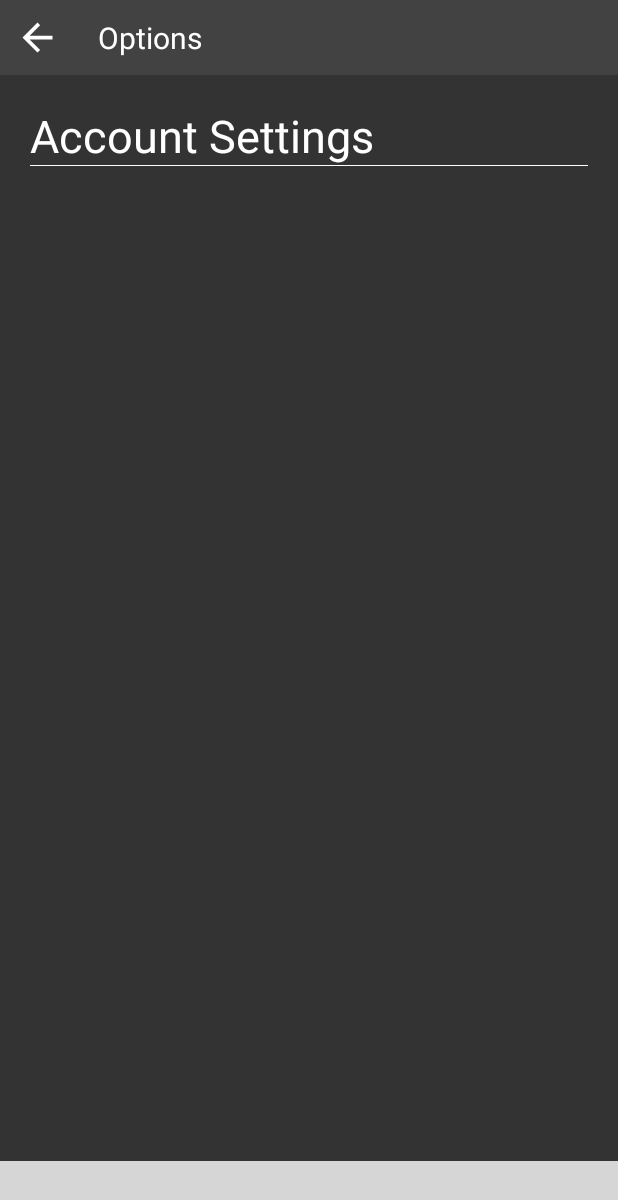
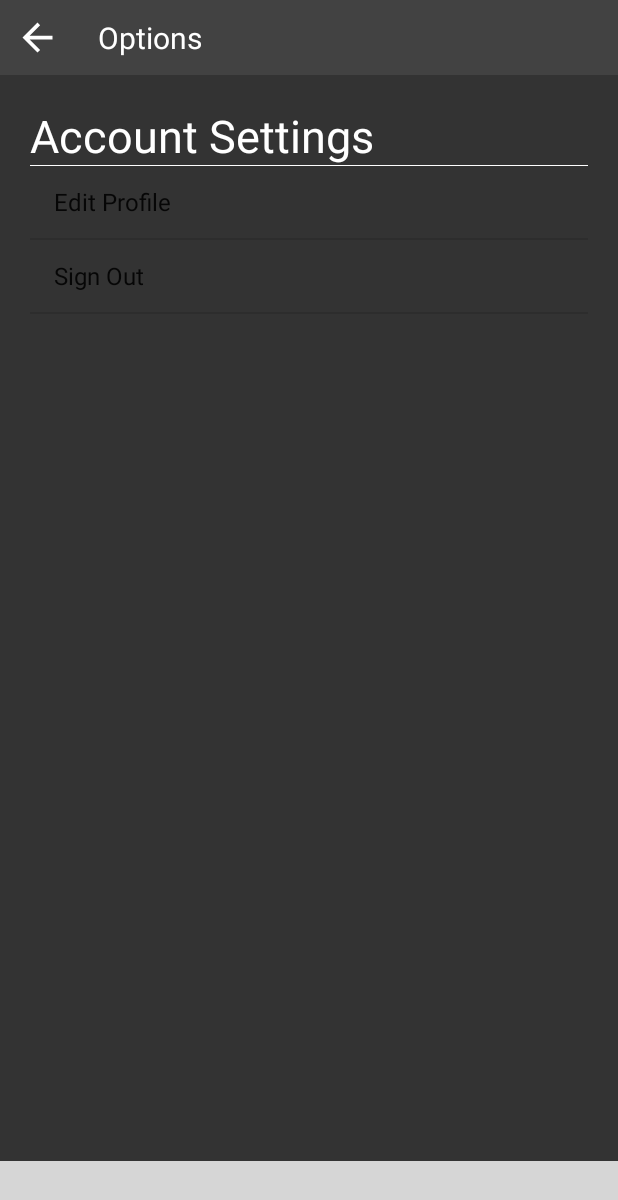
Before and after one commit to kkuzmicki/PUM_PROJEKT, an Android app: the AccountSettingsActivity screen opened directly, with no data from a screen before it, on a phone screen of 412 x 824 dp. Shown: the top 1200 px of the screen. Run offline under Robolectric (Android 15) with nearby library versions, the phone set to English and light mode, and no system bars; libraries missing offline, so code that uses them is left out: com.ittianyu.bottomnavigationviewex; plain views replace BottomNavigationViewEx; grey boxes are pictures that could not be loaded.

Commit message:
Zmiany przeprowadzone dnia 01:49 15.09.2020

```diff
--- a/app/src/main/java/com/example/aplikacja_pum/Profil/AccountSettingsActivity.java
+++ b/app/src/main/java/com/example/aplikacja_pum/Profil/AccountSettingsActivity.java
@@ -1,21 +1,56 @@
 package com.example.aplikacja_pum.Profil;
 
+import android.content.Context;
+import android.media.Image;
 import android.os.Bundle;
 import android.util.Log;
+import android.view.View;
+import android.widget.ArrayAdapter;
+import android.widget.ImageView;
+import android.widget.ListView;
 
 import androidx.annotation.Nullable;
 import androidx.appcompat.app.AppCompatActivity;
 
 import com.example.aplikacja_pum.R;
 
+import java.util.ArrayList;
+
 public class AccountSettingsActivity extends AppCompatActivity {
 
     private static final String TAG = "AccountSettingsActivity";
+
+    private Context mContext;
 
     @Override
     protected void onCreate(@Nullable Bundle savedInstanceState) {
         super.onCreate(savedInstanceState);
         setContentView(R.layout.activity_accountsettings);
+        mContext = AccountSettingsActivity.this;
         Log.d(TAG, "onCreate: started.");
+
+        setupSettingsList();
+
+        ImageView backArrow = (ImageView) findViewById(R.id.backArrow);
+        backArrow.setOnClickListener(new View.OnClickListener() {
+            @Override
+            public void onClick(View v) {
+                Log.d(TAG, "onClick: Navigating back to 'ProfileActivity'.");
+                finish();
+            }
+        });
+    }
+
+    private void setupSettingsList(){
+        Log.d(TAG, "setupSettingsList: initializing 'Account Settings' list.");
+        ListView listView = (ListView) findViewById(R.id.lvAccountSettings);
+
+        ArrayList<String> options = new ArrayList<>();
+        options.add(getString(R.string.edit_profile));
+        options.add(getString(R.string.sign_out));
+
+        ArrayAdapter adapter = new ArrayAdapter(mContext, android.R.layout.simple_list_item_1, options);
+        listView.setAdapter(adapter);
+
     }
 }
--- a/app/src/main/java/com/example/aplikacja_pum/Profil/ProfilActivity.java
+++ b/app/src/main/java/com/example/aplikacja_pum/Profil/ProfilActivity.java
@@ -11,6 +11,7 @@ import android.view.MenuItem;
 import android.view.View;
 import android.widget.ImageButton;
 import android.widget.ImageView;
+import android.widget.ProgressBar;
 import android.widget.Toolbar;
 
 import androidx.annotation.RequiresApi;
@@ -24,19 +25,25 @@ import com.ittianyu.bottomnavigationviewex.BottomNavigationViewEx;
 public class ProfilActivity extends AppCompatActivity {
     private static final String TAG = "ProfilActivity";
     private static final int ActivityNumber = 4;
+
     private Context mContext = ProfilActivity.this;
+
+    private ProgressBar mProgressBar;
 
     @Override
     protected void onCreate(Bundle savedInstanceState) {
         super.onCreate(savedInstanceState);
         setContentView(R.layout.activity_profile);
         Log.d(TAG, "onCreate: starting.");
+        mProgressBar = (ProgressBar) findViewById(R.id.profileProgressBar);
+        mProgressBar.setVisibility(View.GONE);
         setupBottomNavigationView();
+        setupToolbar();
     }
 
 
 
-    @RequiresApi(api = Build.VERSION_CODES.LOLLIPOP)
+
     private void setupToolbar(){
         Toolbar toolbar = (Toolbar) findViewById(R.id.profileToolBar);
         setSupportActionBar(toolbar);
--- a/app/src/main/res/layout/top_accountsettings.xml
+++ b/app/src/main/res/layout/top_accountsettings.xml
@@ -21,11 +21,11 @@
                     android:layout_marginStart="10dp"
                     android:layout_marginEnd="20dp"
                     android:layout_centerVertical="true"
-                    android:id="@+id/profileMenu"
+                    android:id="@+id/backArrow"
                     android:src="@drawable/abc_vector_test"/>
 
                 <TextView
-                    android:layout_toRightOf="@id/profileMenu"
+                    android:layout_toRightOf="@id/backArrow"
                     android:layout_width="wrap_content"
                     android:layout_height="wrap_content"
                     android:layout_centerVertical="true"
--- a/app/src/main/res/values/strings.xml
+++ b/app/src/main/res/values/strings.xml
@@ -1,3 +1,5 @@
 <resources>
     <string name="app_name">Aplikacja - PUM</string>
+    <string name="edit_profile">Edit Profile</string>
+    <string name="sign_out">Sign Out</string>
 </resources>
```
Also changed, not shown: app/src/main/java/com/example/aplikacja_pum/Home/MainActivity.java (+2 -6 lines).
